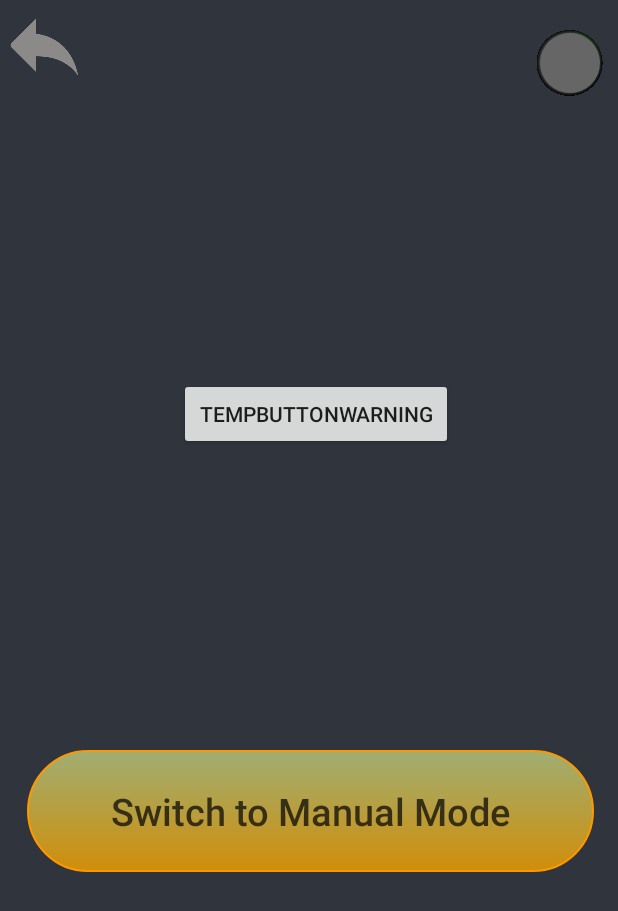
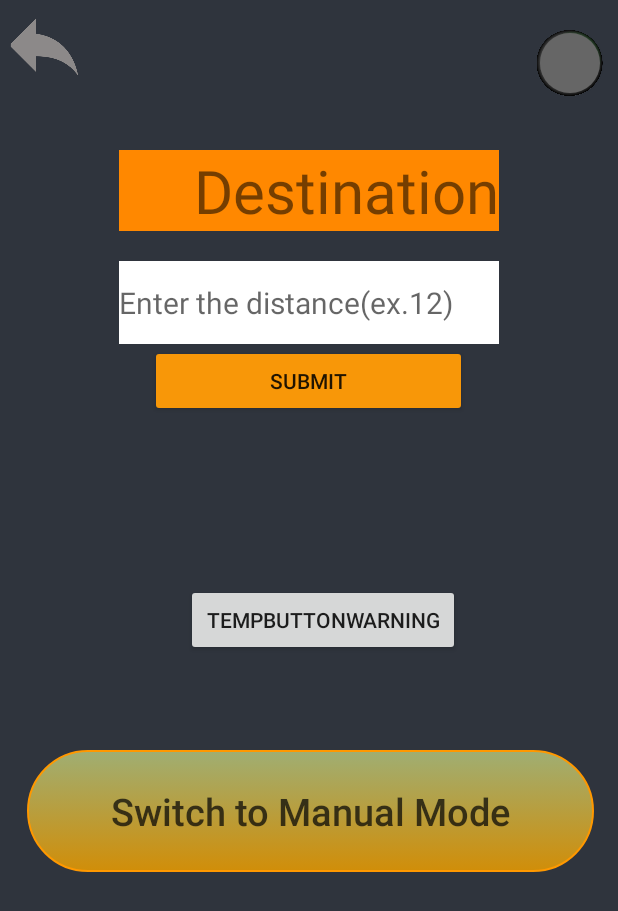
Before and after one commit to DIT112-V20/group-05, an Android app: the activity_automatic screen opened directly, with no data from a screen before it, on a phone screen of 412 x 824 dp. Shown: the top 911 px of the screen. Run offline under Robolectric (Android 15) with nearby library versions, the light colour scheme and no system bars.

Commit message:
Auto destination added to automatic control

```diff
--- a/UIdesign/app/src/main/java/com/example/uidesign/activity_automatic.kt
+++ b/UIdesign/app/src/main/java/com/example/uidesign/activity_automatic.kt
@@ -4,10 +4,7 @@ import android.content.Intent
 import android.graphics.Color
 import androidx.appcompat.app.AppCompatActivity
 import android.os.Bundle
-import android.widget.Button
-import android.widget.ImageButton
-import android.widget.TextView
-import android.widget.Toast
+import android.widget.*
 import androidx.appcompat.app.AlertDialog
 import kotlinx.android.synthetic.main.activity_automatic.*
 
@@ -23,6 +20,14 @@ class activity_automatic : AppCompatActivity() {
         val tempButton = findViewById(R.id.TempButtonWarning) as Button
 
 
+        val imageButton = findViewById<ImageButton>(R.id.back3)
+        val destination = findViewById<TextView>(R.id.TextViewDestination)
+        val number = findViewById<EditText>(R.id.editTextNumber)
+        val submitButton = findViewById<Button>(R.id.submitButton)
+        val destinationView = findViewById<TextView>(R.id.DestinationTextView)
+        submitButton.setOnClickListener {
+            destinationView.setText(number.text)
+
 
 // this gets the signal from the menu
 
@@ -36,25 +41,25 @@ class activity_automatic : AppCompatActivity() {
             }
 
 
-
-
-        fun ok () {
+            fun ok() {
                 val intentforward = Intent(this, ManualActivity2::class.java)
                 intentforward.putExtra("SecondVariable", getMyVariable2())
                 startActivity(intentforward)
             }
 
             tempButton.setOnClickListener {
-            val builder = AlertDialog.Builder(this@activity_automatic, R.style.Theme_AppCompat_DayNight_Dialog_Alert)
+                val builder = AlertDialog.Builder(
+                    this@activity_automatic,
+                    R.style.Theme_AppCompat_DayNight_Dialog_Alert
+                )
                 builder.setTitle("Obstacle Avoided")
                 builder.setMessage("The car just avoided hitting an obstacle. \n Maneuver around it using Manual Mode")
                 builder.setPositiveButton("To Manual Mode") { dialog, which ->
-                ok()   }
+                    ok()
+                }
                 val dialog: AlertDialog = builder.create()
                 dialog.show()
             }
-
-
 
 
 // this gets the signal from the menu
@@ -77,13 +82,13 @@ class activity_automatic : AppCompatActivity() {
                 builder.setTitle("Warning")
                 builder.setMessage("You are about to exit the automatic mode.\n Do you want to continue?")
                 builder.setPositiveButton("OK") { dialog, which ->
-                  ok()   }
+                    ok()
+                }
                 builder.setNegativeButton("Cancel") { dialog, which ->
                 }
                 val dialog: AlertDialog = builder.create()
                 dialog.show()
             }
-
 
 
             val go_back3 = findViewById(R.id.back3) as ImageButton
@@ -97,7 +102,7 @@ class activity_automatic : AppCompatActivity() {
 
 
 
-        if(getMyVariable2()==1) {
+            if (getMyVariable2() == 1) {
 
                 var menuchange = findViewById(R.id.onoff3) as Button;
                 menuchange.setBackgroundResource(R.drawable.transparent);
@@ -105,13 +110,13 @@ class activity_automatic : AppCompatActivity() {
 
 
 
-        if(getMyVariable3()==1) {
+            if (getMyVariable3() == 1) {
 
                 var menuchange = findViewById(R.id.onoff3) as Button;
                 menuchange.setBackgroundResource(R.drawable.transparent);
             }
 
 
-
         }
     }
+}
--- a/UIdesign/app/src/main/res/layout/activity_automatic.xml
+++ b/UIdesign/app/src/main/res/layout/activity_automatic.xml
@@ -10,13 +10,89 @@
     android:background="#F7292E37"
     tools:context=".ManualActivity2">
 
+    <LinearLayout
+        android:layout_width="wrap_content"
+        android:layout_height="wrap_content"
+        android:layout_alignParentTop="true"
+        android:layout_centerHorizontal="true"
+        android:layout_marginTop="100dp"
+
+
+        android:orientation="vertical">
+
+        <TextView
+            android:id="@+id/TextViewDestination"
+            android:layout_width="match_parent"
+            android:layout_height="wrap_content"
+            android:layout_marginBottom="20dp"
+            android:background="@android:color/holo_orange_dark"
+            android:text="     Destination"
+            android:textFontWeight="20"
+            android:textSize="40dp" />
+
+        <EditText
+            android:id="@+id/editTextNumber"
+            android:layout_width="match_parent"
+            android:layout_height="55dp"
+            android:layout_marginBottom="30dp"
+            android:background="#FFF"
+            android:ems="10"
+            android:hint="Enter the distance(ex.12)"
+            android:inputType="number"
+            android:maxLines="1"
+            android:singleLine="false"
+            android:textSize="20dp"
+            tools:visibility="visible" />
+
+
+    </LinearLayout>
+
+
+
     <ImageButton
+
         android:id="@+id/back3"
         android:layout_width="46dp"
         android:layout_height="46dp"
         android:layout_gravity="left"
         android:layout_marginLeft="6dp"
         android:layout_marginTop="10dp"
+
+        android:background="@drawable/back"
+        android:fontFamily="sans-serif-black"
+        android:text="@string/Manual"
+        android:textAllCaps="false"
+        android:textColor="#BB070707"
+        android:textSize="25sp" />
+
+
+    <TextView
+        android:id="@+id/DestinationTextView"
+        android:layout_width="103dp"
+        android:layout_height="wrap_content"
+        android:layout_marginTop="20dp"
+        android:layout_centerInParent="true"
+        android:background="#FFF"
+        android:ems="10"
+        android:hint="cm"
+        android:inputType="number"
+        />
+
+
+
+
+
+
+
+
+
+
+
+
+
+
+
+
 
         android:background="@drawable/back"
         android:fontFamily="sans-serif-black"
@@ -56,11 +132,11 @@
         android:layout_alignParentTop="true"
         android:layout_alignParentEnd="true"
         android:layout_alignParentRight="true"
-        android:layout_marginStart="119dp"
-        android:layout_marginLeft="119dp"
-        android:layout_marginTop="252dp"
-        android:layout_marginEnd="110dp"
-        android:layout_marginRight="110dp"
+        android:layout_marginStart="124dp"
+        android:layout_marginLeft="124dp"
+        android:layout_marginTop="389dp"
+        android:layout_marginEnd="105dp"
+        android:layout_marginRight="105dp"
         android:text="TempButtonWarning" />
 
     <Button
@@ -77,6 +153,16 @@
         android:textColor="#BB070707"
         android:textSize="25dp" />
 
+    <Button
+        android:id="@+id/submitButton"
+        android:layout_width="211dp"
+        android:layout_height="wrap_content"
+        android:layout_marginLeft="100dp"
+        android:layout_marginTop="230dp"
+        android:layout_marginRight="80dp"
+        android:backgroundTint="#F89708"
+        android:text="SUBMIT" />
+
 
     />
 
```
Also changed, not shown: UIdesign/app/src/main/java/com/example/uidesign/Main3ActivityDestination.kt (deleted, +0 -26 lines), UIdesign/app/src/main/res/layout/activity_main3_destination.xml (deleted, +0 -78 lines). Lines whose indentation alone changed are shown as unchanged.
